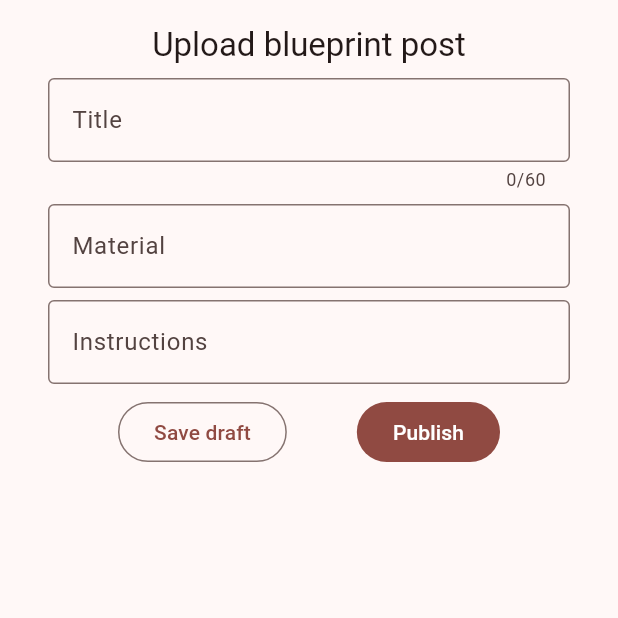
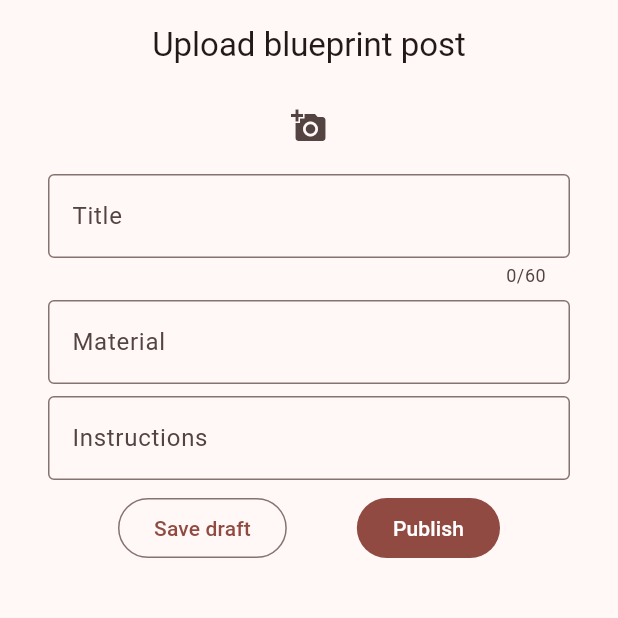
Before and after one commit to stihan01/mobile-computing-nestify, a Flutter app: the screen it shows after launch, on a phone screen of 412 x 824 dp, the top half of it. Run offline on Flutter 3.47's test engine with Material 3 defaults, Android fonts, the phone set to English and light mode, and no system bars; our stand-ins replace image_picker.

Commit message:
Added iconbutton, letting user pick 1 image and display it

```diff
--- a/lib/screens/add_blue_print_screen.dart
+++ b/lib/screens/add_blue_print_screen.dart
@@ -1,6 +1,8 @@
+import 'dart:io';
 import 'package:flutter/material.dart';
 import 'package:nestify/models/blueprint_post.dart';
 import 'package:nestify/widgets/custom_text_form_field.dart';
+import 'package:image_picker/image_picker.dart';
 
 class AddBlueprintScreen extends StatelessWidget {
   const AddBlueprintScreen({
@@ -37,11 +39,25 @@ class BlueprintFormState extends State<BlueprintForm> {
   final BlueprintPost blueprint = BlueprintPost();
   @override
   Widget build(BuildContext context) {
+    debugPrint("Rebuilding form");
     final formContent = [
       Center(
         child: Text(
             widget.isEdit ? "Editing blueprint post" : "Upload blueprint post",
             style: Theme.of(context).textTheme.titleLarge),
+      ),
+      blueprint.images.length == 0
+          ? const SizedBox.shrink()
+          : SizedBox(
+              width: 300,
+              height: 250,
+              child: Image.file(File(blueprint.images[0].path))),
+      ImageCaptureButton(
+        onImageSelected: (xFile) {
+          setState(() {
+            blueprint.images.add(xFile);
+          });
+        },
       ),
       titleFormField(),
       materialFormField(),
@@ -130,3 +146,28 @@ class BlueprintFormState extends State<BlueprintForm> {
         errorText: "Please enter instructions");
   }
 }
+
+class ImageCaptureButton extends StatelessWidget {
+  const ImageCaptureButton({super.key, required this.onImageSelected});
+
+  final Function(XFile) onImageSelected;
+  @override
+  Widget build(BuildContext context) {
+    return IconButton(
+        onPressed: () async {
+          await _pickImageFromGallery();
+        },
+        icon: const Icon(Icons.add_a_photo));
+  }
+
+  Future<void> _pickImageFromGallery() async {
+    final XFile? returnedImage =
+        await ImagePicker().pickImage(source: ImageSource.gallery);
+
+    if (returnedImage == null) {
+      return;
+    }
+
+    onImageSelected(returnedImage);
+  }
+}
```
